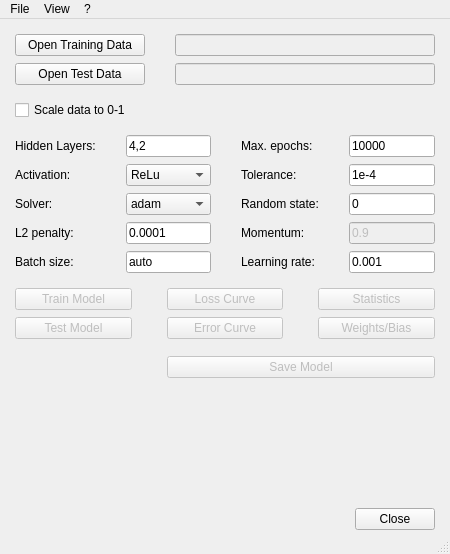
The window that mlp_tool_v1.ui (smlpt/MLP-Tool) describes before a commit, drawn with Qt 5.
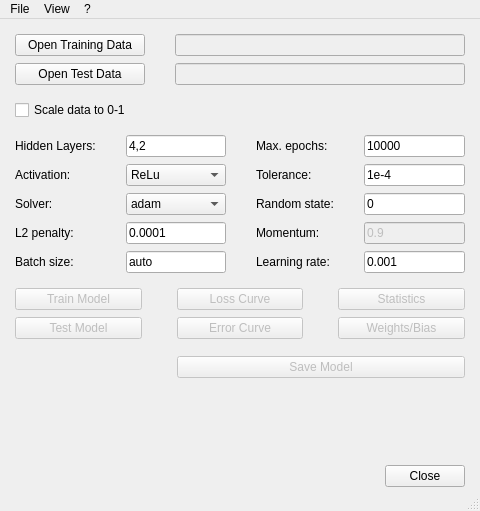
The same window after the commit.

Commit message: Added dark mode warning

The edit to the form file:
```diff
--- a/mlp_tool_v1.ui
+++ b/mlp_tool_v1.ui
@@ -9,8 +9,8 @@
    <rect>
     <x>0</x>
     <y>0</y>
-    <width>450</width>
-    <height>554</height>
+    <width>480</width>
+    <height>511</height>
    </rect>
   </property>
   <property name="sizePolicy">
@@ -21,7 +21,7 @@
   </property>
   <property name="minimumSize">
    <size>
-    <width>450</width>
+    <width>480</width>
     <height>0</height>
    </size>
   </property>
@@ -133,6 +133,9 @@
             <verstretch>0</verstretch>
            </sizepolicy>
           </property>
+          <property name="readOnly">
+           <bool>true</bool>
+          </property>
          </widget>
         </item>
         <item row="1" column="0">
@@ -165,6 +168,9 @@
             <height>0</height>
            </size>
           </property>
+          <property name="readOnly">
+           <bool>true</bool>
+          </property>
          </widget>
         </item>
        </layout>
@@ -199,6 +205,9 @@
       <property name="spacing">
        <number>30</number>
       </property>
+      <property name="sizeConstraint">
+       <enum>QLayout::SetDefaultConstraint</enum>
+      </property>
       <item>
        <layout class="QFormLayout" name="formLayout_2">
         <property name="labelAlignment">
@@ -626,7 +635,7 @@
     <rect>
      <x>0</x>
      <y>0</y>
-     <width>450</width>
+     <width>480</width>
      <height>26</height>
     </rect>
    </property>
```
The commit also changes 1 other file.
